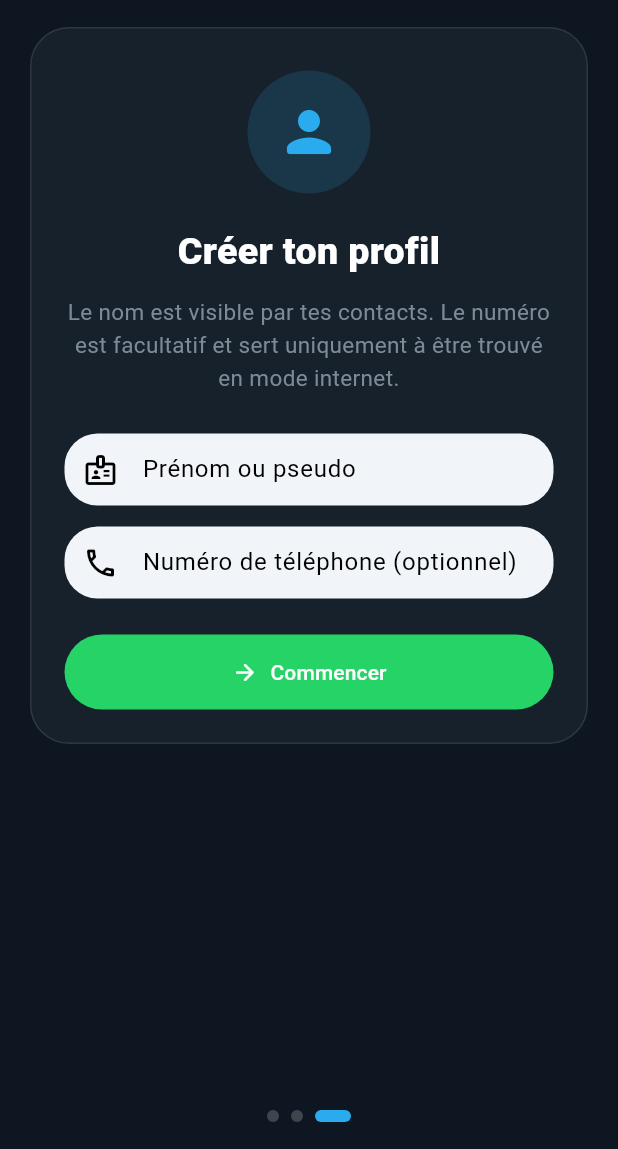
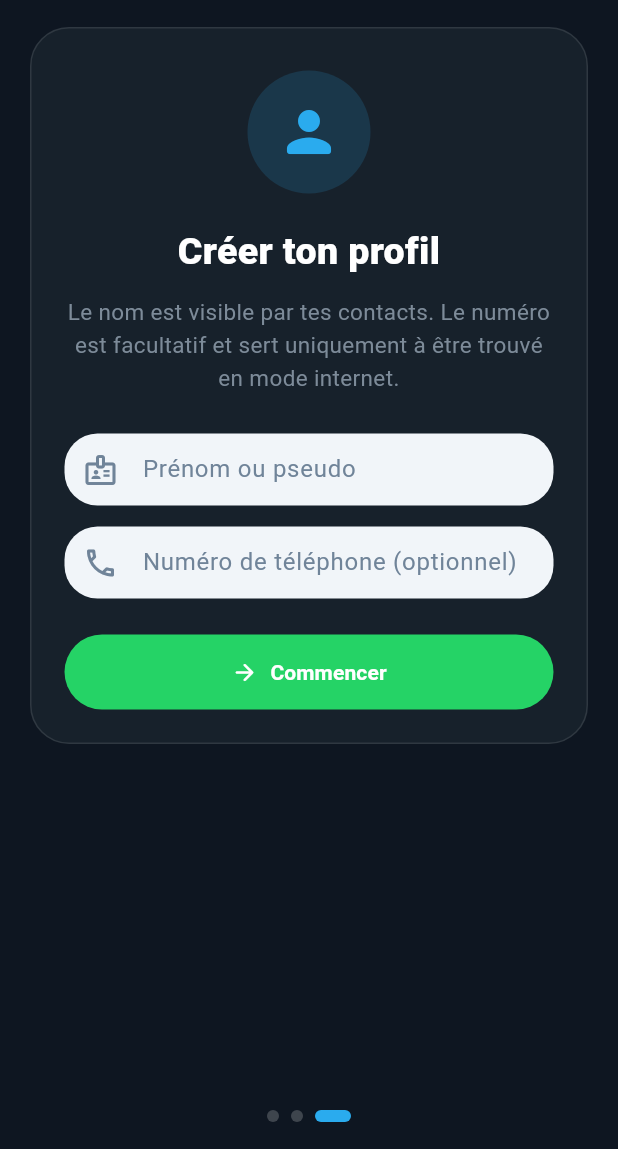
Before and after one commit to alexchep47-gif/upchat, a Flutter app: the screen it shows after launch, swiped to page 3, on a phone screen of 412 x 824 dp, the part 87-1236 px from its top. Run offline on Flutter 3.47's test engine with Material 3 defaults, Android fonts, the phone set to English and light mode, and no system bars; our stand-ins replace flutter_secure_storage, hive_flutter, image_picker, permission_handler, shared_preferences, video_player; missing offline and left inert: nearby_connections; accounts and stored records are empty.

Commit message:
Harmoniser les thèmes et corriger le build Render
Co-authored-by: Manus <dev-agent@manus.ai>

```diff
--- a/lib/core/theme/app_theme.dart
+++ b/lib/core/theme/app_theme.dart
@@ -2,117 +2,208 @@ import 'package:flutter/material.dart';
 import 'package:flutter/services.dart';
 import 'app_colors.dart';
 
+/// Thèmes UpChat cohérents sur mobile et Web.
 class AppTheme {
-  static ThemeData get lightTheme {
-    return ThemeData(
-      useMaterial3: true,
-      brightness: Brightness.light,
-      primaryColor: AppColors.primary,
-      scaffoldBackgroundColor: AppColors.surfaceLight,
-      colorScheme: const ColorScheme.light(
-        primary: AppColors.primary,
-        secondary: AppColors.accent,
+  static ThemeData get lightTheme => _buildTheme(
+        brightness: Brightness.light,
+        background: AppColors.backgroundLight,
         surface: AppColors.surfaceLight,
-        error: AppColors.error,
-      ),
-      appBarTheme: const AppBarTheme(
-        backgroundColor: AppColors.surfaceLight,
-        foregroundColor: AppColors.textPrimaryLight,
-        elevation: 0,
-        scrolledUnderElevation: 0.5,
-        centerTitle: false,
-        systemOverlayStyle: const SystemUiOverlayStyle(
+        elevatedSurface: const Color(0xFFF8FAFC),
+        primaryText: AppColors.textPrimaryLight,
+        secondaryText: AppColors.textSecondaryLight,
+        divider: AppColors.dividerLight,
+        inputFill: const Color(0xFFF1F5F9),
+        overlayStyle: const SystemUiOverlayStyle(
           statusBarColor: AppColors.primary,
           statusBarIconBrightness: Brightness.light,
           systemNavigationBarColor: AppColors.surfaceLight,
           systemNavigationBarIconBrightness: Brightness.dark,
         ),
+      );
+
+  static ThemeData get darkTheme => _buildTheme(
+        brightness: Brightness.dark,
+        background: AppColors.backgroundDark,
+        surface: AppColors.surfaceDark,
+        elevatedSurface: AppColors.surfaceElevatedDark,
+        primaryText: AppColors.textPrimaryDark,
+        secondaryText: AppColors.textSecondaryDark,
+        divider: AppColors.dividerDark,
+        inputFill: AppColors.surfaceElevatedDark,
+        overlayStyle: const SystemUiOverlayStyle(
+          statusBarColor: AppColors.primary,
+          statusBarIconBrightness: Brightness.light,
+          systemNavigationBarColor: AppColors.backgroundDark,
+          systemNavigationBarIconBrightness: Brightness.light,
+        ),
+      );
+
+  static ThemeData _buildTheme({
+    required Brightness brightness,
+    required Color background,
+    required Color surface,
+    required Color elevatedSurface,
+    required Color primaryText,
+    required Color secondaryText,
+    required Color divider,
+    required Color inputFill,
+    required SystemUiOverlayStyle overlayStyle,
+  }) {
+    final scheme = brightness == Brightness.light
+        ? ColorScheme.light(
+            primary: AppColors.primary,
+            onPrimary: Colors.white,
+            secondary: AppColors.accent,
+            onSecondary: Colors.white,
+            error: AppColors.error,
+            onError: Colors.white,
+            surface: surface,
+            onSurface: primaryText,
+            surfaceContainerHighest: elevatedSurface,
+            onSurfaceVariant: secondaryText,
+            outline: divider,
+          )
+        : ColorScheme.dark(
+            primary: AppColors.primary,
+            onPrimary: Colors.white,
+            secondary: AppColors.accent,
+            onSecondary: Colors.white,
+            error: AppColors.error,
+            onError: Colors.white,
+            surface: surface,
+            onSurface: primaryText,
+            surfaceContainerHighest: elevatedSurface,
+            onSurfaceVariant: secondaryText,
+            outline: divider,
+          );
+
+    return ThemeData(
+      useMaterial3: true,
+      brightness: brightness,
+      colorScheme: scheme,
+      primaryColor: AppColors.primary,
+      scaffoldBackgroundColor: background,
+      canvasColor: background,
+      visualDensity: VisualDensity.adaptivePlatformDensity,
+      appBarTheme: AppBarTheme(
+        backgroundColor: surface,
+        foregroundColor: primaryText,
+        elevation: 0,
+        scrolledUnderElevation: 0,
+        centerTitle: false,
+        surfaceTintColor: Colors.transparent,
+        systemOverlayStyle: overlayStyle,
         titleTextStyle: TextStyle(
-          color: AppColors.textPrimaryLight,
+          color: primaryText,
           fontSize: 20,
           fontWeight: FontWeight.w700,
           letterSpacing: -0.3,
         ),
+      ),
+      textTheme: _textTheme(primaryText, secondaryText),
+      dividerTheme: DividerThemeData(color: divider, space: 1, thickness: 1),
+      inputDecorationTheme: InputDecorationTheme(
+        filled: true,
+        fillColor: inputFill,
+        hintStyle: TextStyle(color: secondaryText),
+        labelStyle: TextStyle(color: secondaryText),
+        prefixIconColor: secondaryText,
+        suffixIconColor: secondaryText,
+        border: OutlineInputBorder(
+          borderRadius: BorderRadius.circular(22),
+          borderSide: BorderSide.none,
+        ),
+        enabledBorder: OutlineInputBorder(
+          borderRadius: BorderRadius.circular(22),
+          borderSide: BorderSide.none,
+        ),
+        focusedBorder: OutlineInputBorder(
+          borderRadius: BorderRadius.circular(22),
+          borderSide: const BorderSide(color: AppColors.primary, width: 1.2),
+        ),
+        errorBorder: OutlineInputBorder(
+          borderRadius: BorderRadius.circular(22),
+          borderSide: const BorderSide(color: AppColors.error),
+        ),
+        contentPadding: const EdgeInsets.symmetric(horizontal: 16, vertical: 12),
+      ),
+      cardTheme: CardTheme(
+        elevation: 0,
+        color: surface,
+        surfaceTintColor: Colors.transparent,
+        margin: EdgeInsets.zero,
+        shape: const RoundedRectangleBorder(
+          borderRadius: BorderRadius.all(Radius.circular(16)),
+        ),
+      ),
+      dialogTheme: DialogTheme(
+        backgroundColor: surface,
+        surfaceTintColor: Colors.transparent,
+        titleTextStyle: TextStyle(color: primaryText, fontSize: 20, fontWeight: FontWeight.w700),
+        contentTextStyle: TextStyle(color: secondaryText, fontSize: 14, height: 1.4),
+        shape: const RoundedRectangleBorder(
+          borderRadius: BorderRadius.all(Radius.circular(20)),
+        ),
+      ),
+      bottomSheetTheme: BottomSheetThemeData(
+        backgroundColor: surface,
+        modalBackgroundColor: surface,
+        surfaceTintColor: Colors.transparent,
+        showDragHandle: true,
+        shape: const RoundedRectangleBorder(
+          borderRadius: BorderRadius.vertical(top: Radius.circular(24)),
+        ),
+      ),
+      listTileTheme: ListTileThemeData(
+        iconColor: secondaryText,
+        textColor: primaryText,
+        subtitleTextStyle: TextStyle(color: secondaryText, height: 1.3),
+        shape: RoundedRectangleBorder(borderRadius: BorderRadius.circular(14)),
       ),
       floatingActionButtonTheme: const FloatingActionButtonThemeData(
         backgroundColor: AppColors.primary,
         foregroundColor: Colors.white,
         elevation: 4,
       ),
-      dividerColor: AppColors.dividerLight,
-      textTheme: _textTheme(AppColors.textPrimaryLight, AppColors.textSecondaryLight),
-      inputDecorationTheme: InputDecorationTheme(
-        filled: true,
-        fillColor: const Color(0xFFF1F5F9),
-        border: OutlineInputBorder(
-          borderRadius: BorderRadius.circular(22),
-          borderSide: BorderSide.none,
-        ),
-        contentPadding: const EdgeInsets.symmetric(horizontal: 16, vertical: 12),
+      navigationBarTheme: NavigationBarThemeData(
+        backgroundColor: surface,
+        surfaceTintColor: Colors.transparent,
+        indicatorColor: AppColors.primary.withOpacity(0.18),
+        labelTextStyle: MaterialStatePropertyAll(TextStyle(color: primaryText)),
       ),
-      cardTheme: const CardTheme(
-        elevation: 0,
-        color: AppColors.surfaceLight,
-        shape: RoundedRectangleBorder(
-          borderRadius: BorderRadius.all(Radius.circular(16)),
+      snackBarTheme: SnackBarThemeData(
+        backgroundColor: brightness == Brightness.dark ? elevatedSurface : const Color(0xFF17212B),
+        contentTextStyle: const TextStyle(color: Colors.white),
+        behavior: SnackBarBehavior.floating,
+        shape: RoundedRectangleBorder(borderRadius: BorderRadius.circular(14)),
+      ),
+      popupMenuTheme: PopupMenuThemeData(
+        color: surface,
+        surfaceTintColor: Colors.transparent,
+        textStyle: TextStyle(color: primaryText),
+        shape: RoundedRectangleBorder(borderRadius: BorderRadius.circular(14)),
+      ),
+      checkboxTheme: CheckboxThemeData(
+        fillColor: MaterialStateProperty.resolveWith(
+          (states) => states.contains(MaterialState.selected) ? AppColors.primary : null,
         ),
       ),
-    );
-  }
-
-  static ThemeData get darkTheme {
-    return ThemeData(
-      useMaterial3: true,
-      brightness: Brightness.dark,
-      primaryColor: AppColors.primary,
-      scaffoldBackgroundColor: AppColors.backgroundDark,
-      colorScheme: const ColorScheme.dark(
-        primary: AppColors.primary,
-        secondary: AppColors.accent,
-        surface: AppColors.surfaceDark,
-        error: AppColors.error,
+      radioTheme: const RadioThemeData(
+        fillColor: MaterialStatePropertyAll(AppColors.accent),
       ),
-      appBarTheme: const AppBarTheme(
-        backgroundColor: AppColors.surfaceDark,
-        foregroundColor: AppColors.textPrimaryDark,
-        elevation: 0,
-        scrolledUnderElevation: 0.5,
-        centerTitle: false,
-        systemOverlayStyle: const SystemUiOverlayStyle(
-          statusBarColor: AppColors.primary,
-          statusBarIconBrightness: Brightness.light,
-          systemNavigationBarColor: AppColors.backgroundDark,
-          systemNavigationBarIconBrightness: Brightness.light,
+      switchTheme: SwitchThemeData(
+        thumbColor: MaterialStateProperty.resolveWith(
+          (states) => states.contains(MaterialState.selected) ? Colors.white : secondaryText,
         ),
-        titleTextStyle: TextStyle(
-          color: AppColors.textPrimaryDark,
-          fontSize: 20,
-          fontWeight: FontWeight.w700,
-          letterSpacing: -0.3,
+        trackColor: MaterialStateProperty.resolveWith(
+          (states) => states.contains(MaterialState.selected) ? AppColors.accent : divider,
         ),
       ),
-      floatingActionButtonTheme: const FloatingActionButtonThemeData(
-        backgroundColor: AppColors.primary,
-        foregroundColor: Colors.white,
-        elevation: 4,
-      ),
-      dividerColor: AppColors.dividerDark,
-      textTheme: _textTheme(AppColors.textPrimaryDark, AppColors.textSecondaryDark),
-      inputDecorationTheme: InputDecorationTheme(
-        filled: true,
-        fillColor: AppColors.surfaceElevatedDark,
-        border: OutlineInputBorder(
-          borderRadius: BorderRadius.circular(22),
-          borderSide: BorderSide.none,
-        ),
-        contentPadding: const EdgeInsets.symmetric(horizontal: 16, vertical: 12),
-      ),
-      cardTheme: const CardTheme(
-        elevation: 0,
-        color: AppColors.surfaceDark,
-        shape: RoundedRectangleBorder(
-          borderRadius: BorderRadius.all(Radius.circular(16)),
-        ),
+      progressIndicatorTheme: const ProgressIndicatorThemeData(color: AppColors.primary),
+      textSelectionTheme: const TextSelectionThemeData(
+        cursorColor: AppColors.primary,
+        selectionColor: Color(0x662AABEE),
+        selectionHandleColor: AppColors.primary,
       ),
     );
   }
@@ -121,10 +212,11 @@ class AppTheme {
     return TextTheme(
       bodyLarge: TextStyle(color: primary, fontSize: 16, height: 1.35),
       bodyMedium: TextStyle(color: primary, fontSize: 14, height: 1.35),
-      bodySmall: TextStyle(color: secondary, fontSize: 12),
+      bodySmall: TextStyle(color: secondary, fontSize: 12, height: 1.3),
       titleLarge: TextStyle(color: primary, fontSize: 20, fontWeight: FontWeight.w700),
       titleMedium: TextStyle(color: primary, fontSize: 16, fontWeight: FontWeight.w600),
       titleSmall: TextStyle(color: primary, fontSize: 14, fontWeight: FontWeight.w500),
+      labelLarge: TextStyle(color: primary, fontWeight: FontWeight.w600),
     );
   }
 }
--- a/lib/main.dart
+++ b/lib/main.dart
@@ -23,6 +23,7 @@ void main() {
     DeviceOrientation.portraitUp,
     DeviceOrientation.portraitDown,
   ]);
+  SystemChrome.setEnabledSystemUIMode(SystemUiMode.edgeToEdge);
   runApp(const AppBootstrap());
 }
 
@@ -236,6 +237,20 @@ class UpChatApp extends StatelessWidget {
             theme: AppTheme.lightTheme,
             darkTheme: AppTheme.darkTheme,
             themeMode: themeProvider.themeMode,
+            builder: (context, child) {
+              final overlayStyle =
+                  Theme.of(context).appBarTheme.systemOverlayStyle ??
+                      SystemUiOverlayStyle.dark;
+              return AnnotatedRegion<SystemUiOverlayStyle>(
+                value: overlayStyle,
+                child: ColoredBox(
+                  color: Theme.of(context).scaffoldBackgroundColor,
+                  child: SizedBox.expand(
+                    child: child ?? const SizedBox.shrink(),
+                  ),
+                ),
+              );
+            },
             initialRoute: AppRouter.initialRoute,
             onGenerateRoute: AppRouter.onGenerateRoute,
           );
--- a/lib/widgets/responsive_content.dart
+++ b/lib/widgets/responsive_content.dart
@@ -11,17 +11,6 @@ class ResponsiveContent extends StatelessWidget {
 
   @override
   Widget build(BuildContext context) {
-    return LayoutBuilder(
-      builder: (context, constraints) {
-        return Align(
-          alignment: Alignment.topCenter,
-          child: SizedBox(
-            width: constraints.maxWidth,
-            height: constraints.maxHeight,
-            child: child,
-          ),
-        );
-      },
-    );
+    return SizedBox.expand(child: child);
   }
 }
```
Also changed, not shown: 1 other file.
